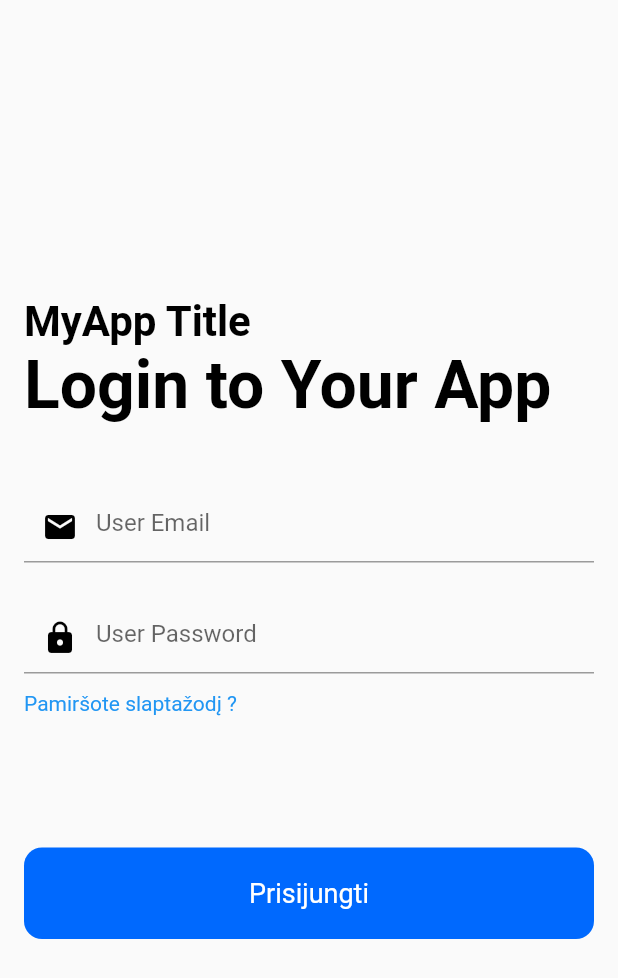
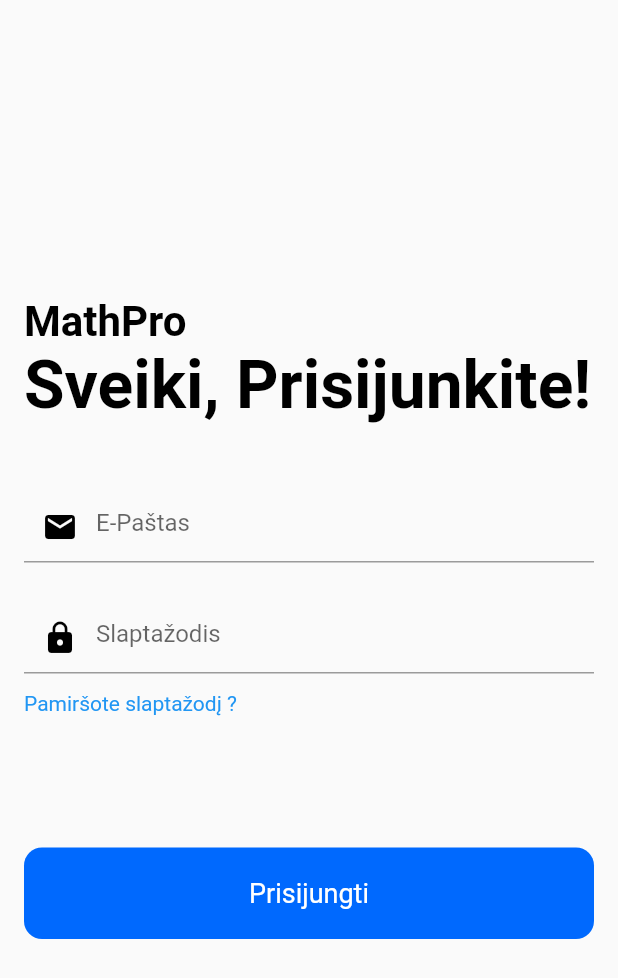
Before and after one commit to Ropke13/PVP---Mobili-Aplikacija, a Flutter app: the screen it shows after launch, after a tap on the "account circle" icon, on a phone screen of 412 x 824 dp. Shown: the top 978 px of the screen. Run offline on Flutter 3.47's test engine with Material 2 defaults, Android fonts, the phone set to English and light mode, and no system bars; our stand-ins replace animated_text_kit, firebase_auth, firebase_core; accounts and stored records are empty; network calls fail.

Commit message:
fixed
fixes

```diff
--- a/lib/Login_Screen.dart
+++ b/lib/Login_Screen.dart
@@ -74,7 +74,7 @@ class _LoginScreenState extends State<LoginScreen> {
         crossAxisAlignment: CrossAxisAlignment.start,
         children: [
           const Text(
-            "MyApp Title",
+            "MathPro",
             style: TextStyle(
               color: Colors.black,
               fontSize: 28.0,
@@ -82,7 +82,7 @@ class _LoginScreenState extends State<LoginScreen> {
             ),
           ),
           const Text(
-            "Login to Your App",
+            "Sveiki, Prisijunkite!",
             style: TextStyle(
               color: Colors.black,
               fontSize: 44.0,
@@ -96,7 +96,7 @@ class _LoginScreenState extends State<LoginScreen> {
             controller: _emailController,
             keyboardType: TextInputType.emailAddress,
             decoration: const InputDecoration(
-              hintText: "User Email",
+              hintText: "E-Paštas",
               prefixIcon: Icon(Icons.mail, color: Colors.black),
             ),
           ),
@@ -107,7 +107,7 @@ class _LoginScreenState extends State<LoginScreen> {
             controller: _passwordController,
             obscureText: true,
             decoration: const InputDecoration(
-              hintText: "User Password",
+              hintText: "Slaptažodis",
               prefixIcon: Icon(Icons.lock, color: Colors.black),
             ),
           ),
--- a/lib/main.dart
+++ b/lib/main.dart
@@ -2,8 +2,7 @@ import 'package:flutter/material.dart';
 import 'package:matematika/list.dart';
 import 'package:matematika/Login_Screen.dart';
 
-void main() =>
-  runApp(const MaterialApp(home: MainMenu()));
+void main() => runApp(const MaterialApp(home: MainMenu()));
 
 class MainMenu extends StatelessWidget {
   // Icons
@@ -49,7 +48,7 @@ class MainMenu extends StatelessWidget {
               child: Padding(
             padding: EdgeInsets.all(20.0),
             child: Text(
-              "Sveikas atvykęs į PAVADINIMAS",
+              "Sveikas atvykęs į MathPro",
               textAlign: TextAlign.center,
               style: TextStyle(
                   color: Colors.white,
```
